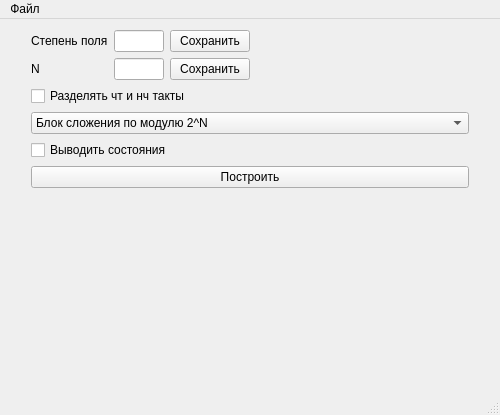
Above: PRNG-on-GF/PRNG-on-GF/PRNGonGF.ui from necroin/PRNG-on-GF before the change. Below: the same form after it.
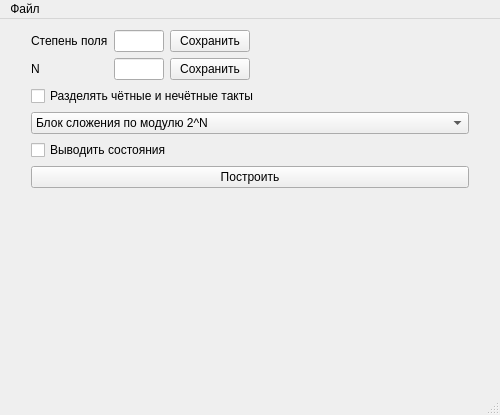
That is the form after the change.

The edit to the form file:
```diff
--- a/PRNG-on-GF/PRNG-on-GF/PRNGonGF.ui
+++ b/PRNG-on-GF/PRNG-on-GF/PRNGonGF.ui
@@ -129,7 +129,7 @@
         <item>
          <widget class="QCheckBox" name="even_checkbox">
           <property name="text">
-           <string>Разделять чт и нч такты</string>
+           <string>Разделять чётные и нечётные такты</string>
           </property>
          </widget>
         </item>
```
